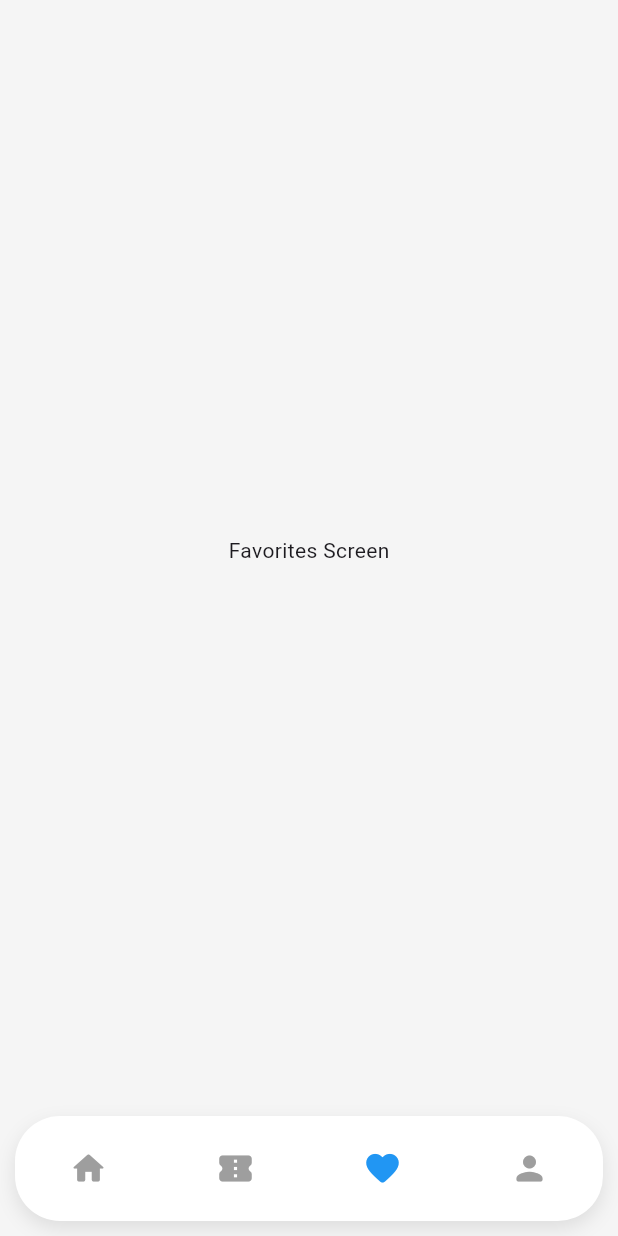
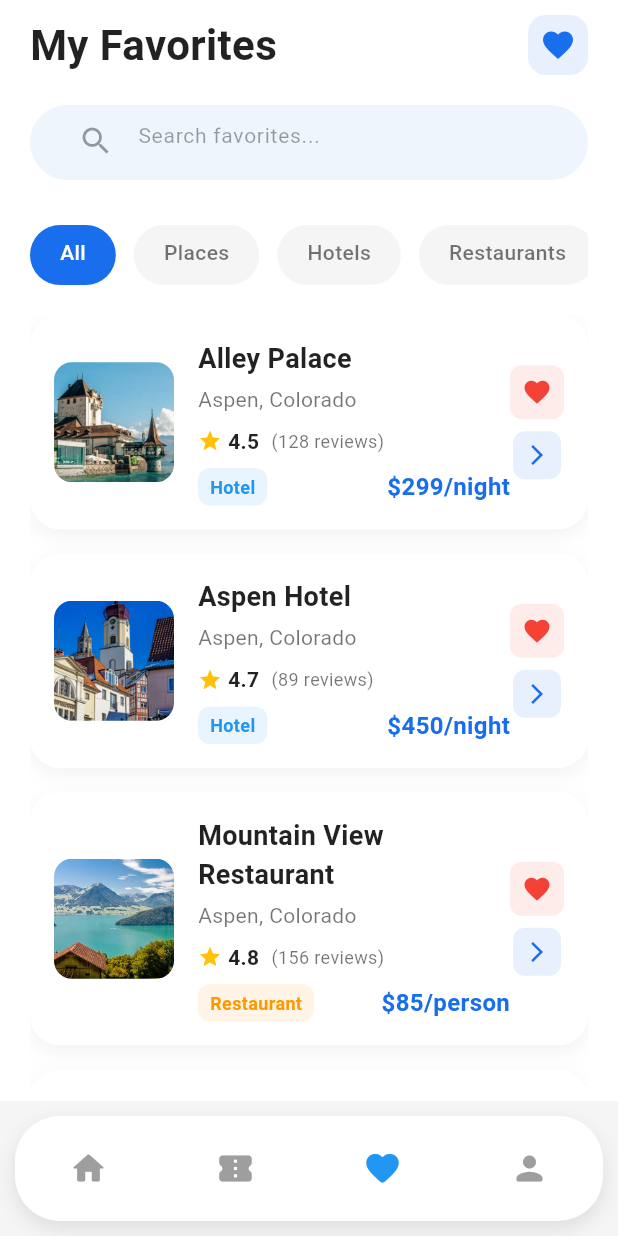
Before and after one commit to Nouman-hashir/Travel_Hub, a Flutter app: the BottomNavbar screen opened directly, item 3 of the bottom bar chosen, on a phone screen of 412 x 824 dp. Run offline on Flutter 3.47's test engine with Material 3 defaults, Android fonts, the phone set to English and light mode, and no system bars.

Commit message:
Add FavoritesScreen and integrate into bottom navbar
Introduces a new FavoritesScreen widget with UI for displaying favorite items, search, filter chips, and empty state. Updates bottom_navbar.dart to use FavoritesScreen instead of a placeholder for the favorites tab.

```diff
--- a/lib/presentation/view/bottom_navbar.dart
+++ b/lib/presentation/view/bottom_navbar.dart
@@ -3,6 +3,7 @@ import 'package:provider/provider.dart';
 import 'package:travel_hub/core/view_model/bottom_navbar_vm.dart';
 import 'package:travel_hub/presentation/view/home_screen.dart';
 import 'package:travel_hub/presentation/view/ticket_screen.dart';
+import 'package:travel_hub/presentation/view/favorites_screen.dart';
 
 class BottomNavbar extends StatefulWidget {
   const BottomNavbar({super.key});
@@ -15,7 +16,7 @@ class _BottomNavbarState extends State<BottomNavbar> {
   final List<Widget> _screens = const [
     HomeScreen(),
     TicketScreen(),
-    Center(child: Text("Favorites Screen")),
+    FavoritesScreen(),
     Center(child: Text("Profile Screen")),
   ];
 
--- /dev/null
+++ b/lib/presentation/view/favorites_screen.dart
@@ -0,0 +1,397 @@
+import 'package:flutter/material.dart';
+
+class FavoritesScreen extends StatelessWidget {
+  const FavoritesScreen({super.key});
+
+  @override
+  Widget build(BuildContext context) {
+    return Scaffold(
+      backgroundColor: Colors.white,
+      body: SafeArea(
+        child: Padding(
+          padding: const EdgeInsets.symmetric(horizontal: 20, vertical: 10),
+          child: Column(
+            crossAxisAlignment: CrossAxisAlignment.start,
+            children: [
+              // Header Section
+              _buildHeader(),
+              const SizedBox(height: 20),
+
+              // Search Bar
+              _buildSearchBar(),
+              const SizedBox(height: 30),
+
+              // Filter Chips
+              _buildFilterChips(),
+              const SizedBox(height: 20),
+
+              // Favorites List
+              Expanded(child: _buildFavoritesList()),
+            ],
+          ),
+        ),
+      ),
+    );
+  }
+
+  Widget _buildHeader() {
+    return Row(
+      mainAxisAlignment: MainAxisAlignment.spaceBetween,
+      children: [
+        const Text(
+          'My Favorites',
+          style: TextStyle(
+            fontSize: 28,
+            fontWeight: FontWeight.w600,
+            color: Colors.black87,
+          ),
+        ),
+        Container(
+          padding: const EdgeInsets.all(8),
+          decoration: BoxDecoration(
+            color: const Color(0xFF196EEE).withOpacity(0.1),
+            borderRadius: BorderRadius.circular(12),
+          ),
+          child: const Icon(Icons.favorite, color: Color(0xFF196EEE), size: 24),
+        ),
+      ],
+    );
+  }
+
+  Widget _buildSearchBar() {
+    return Container(
+      height: 50,
+      padding: const EdgeInsets.symmetric(horizontal: 20),
+      decoration: BoxDecoration(
+        color: const Color(0xffA8CCF0).withAlpha(50),
+        borderRadius: BorderRadius.circular(30),
+      ),
+      child: const TextField(
+        decoration: InputDecoration(
+          border: InputBorder.none,
+          prefixIcon: Icon(Icons.search, color: Colors.black38),
+          hintText: 'Search favorites...',
+          hintStyle: TextStyle(
+            color: Colors.black38,
+            fontSize: 14,
+            fontWeight: FontWeight.w400,
+          ),
+        ),
+      ),
+    );
+  }
+
+  Widget _buildFilterChips() {
+    final filters = ['All', 'Places', 'Hotels', 'Restaurants', 'Activities'];
+
+    return SizedBox(
+      height: 40,
+      child: ListView.separated(
+        scrollDirection: Axis.horizontal,
+        itemCount: filters.length,
+        separatorBuilder: (_, __) => const SizedBox(width: 12),
+        itemBuilder: (context, index) {
+          final isSelected = index == 0;
+          return Container(
+            padding: const EdgeInsets.symmetric(horizontal: 20, vertical: 8),
+            decoration: BoxDecoration(
+              color: isSelected ? const Color(0xFF196EEE) : Colors.grey[100],
+              borderRadius: BorderRadius.circular(20),
+            ),
+            child: Text(
+              filters[index],
+              style: TextStyle(
+                color: isSelected ? Colors.white : Colors.black54,
+                fontWeight: FontWeight.w500,
+                fontSize: 14,
+              ),
+            ),
+          );
+        },
+      ),
+    );
+  }
+
+  Widget _buildFavoritesList() {
+    final favorites = _getSampleFavorites();
+
+    if (favorites.isEmpty) {
+      return _buildEmptyState();
+    }
+
+    return ListView.separated(
+      itemCount: favorites.length,
+      separatorBuilder: (_, __) => const SizedBox(height: 16),
+      itemBuilder: (context, index) {
+        final favorite = favorites[index];
+        return _buildFavoriteCard(favorite);
+      },
+    );
+  }
+
+  Widget _buildEmptyState() {
+    return Center(
+      child: Column(
+        mainAxisAlignment: MainAxisAlignment.center,
+        children: [
+          Container(
+            padding: const EdgeInsets.all(24),
+            decoration: BoxDecoration(
+              color: const Color(0xFF196EEE).withOpacity(0.1),
+              borderRadius: BorderRadius.circular(50),
+            ),
+            child: const Icon(
+              Icons.favorite_border,
+              size: 64,
+              color: Color(0xFF196EEE),
+            ),
+          ),
+          const SizedBox(height: 24),
+          const Text(
+            'No Favorites Yet',
+            style: TextStyle(
+              fontSize: 24,
+              fontWeight: FontWeight.w600,
+              color: Colors.black87,
+            ),
+          ),
+          const SizedBox(height: 8),
+          const Text(
+            'Start exploring and add places\nyou love to your favorites',
+            textAlign: TextAlign.center,
+            style: TextStyle(fontSize: 16, color: Colors.black54, height: 1.5),
+          ),
+          const SizedBox(height: 32),
+          Container(
+            padding: const EdgeInsets.symmetric(horizontal: 24, vertical: 12),
+            decoration: BoxDecoration(
+              color: const Color(0xFF196EEE),
+              borderRadius: BorderRadius.circular(25),
+            ),
+            child: const Text(
+              'Explore Places',
+              style: TextStyle(
+                color: Colors.white,
+                fontWeight: FontWeight.w600,
+                fontSize: 16,
+              ),
+            ),
+          ),
+        ],
+      ),
+    );
+  }
+
+  Widget _buildFavoriteCard(Map<String, dynamic> favorite) {
+    return Container(
+      padding: const EdgeInsets.all(16),
+      decoration: BoxDecoration(
+        color: Colors.white,
+        borderRadius: BorderRadius.circular(20),
+        boxShadow: [
+          BoxShadow(
+            color: Colors.black.withOpacity(0.05),
+            blurRadius: 10,
+            offset: const Offset(0, 4),
+          ),
+        ],
+      ),
+      child: Row(
+        children: [
+          // Image
+          ClipRRect(
+            borderRadius: BorderRadius.circular(12),
+            child: Image.asset(
+              favorite['imageUrl'],
+              width: 80,
+              height: 80,
+              fit: BoxFit.cover,
+            ),
+          ),
+          const SizedBox(width: 16),
+
+          // Content
+          Expanded(
+            child: Column(
+              crossAxisAlignment: CrossAxisAlignment.start,
+              children: [
+                Text(
+                  favorite['name'],
+                  style: const TextStyle(
+                    fontSize: 18,
+                    fontWeight: FontWeight.w600,
+                    color: Colors.black87,
+                  ),
+                ),
+                const SizedBox(height: 4),
+                Text(
+                  favorite['location'],
+                  style: const TextStyle(fontSize: 14, color: Colors.black54),
+                ),
+                const SizedBox(height: 8),
+                Row(
+                  children: [
+                    const Icon(Icons.star, size: 16, color: Colors.amber),
+                    const SizedBox(width: 4),
+                    Text(
+                      favorite['rating'].toString(),
+                      style: const TextStyle(
+                        fontSize: 14,
+                        fontWeight: FontWeight.w600,
+                        color: Colors.black87,
+                      ),
+                    ),
+                    const SizedBox(width: 8),
+                    Text(
+                      '(${favorite['reviews']} reviews)',
+                      style: const TextStyle(
+                        fontSize: 12,
+                        color: Colors.black54,
+                      ),
+                    ),
+                  ],
+                ),
+                const SizedBox(height: 8),
+                Row(
+                  children: [
+                    Container(
+                      padding: const EdgeInsets.symmetric(
+                        horizontal: 8,
+                        vertical: 4,
+                      ),
+                      decoration: BoxDecoration(
+                        color: _getCategoryColor(
+                          favorite['category'],
+                        ).withOpacity(0.1),
+                        borderRadius: BorderRadius.circular(8),
+                      ),
+                      child: Text(
+                        favorite['category'],
+                        style: TextStyle(
+                          color: _getCategoryColor(favorite['category']),
+                          fontSize: 12,
+                          fontWeight: FontWeight.w600,
+                        ),
+                      ),
+                    ),
+                    const Spacer(),
+                    Text(
+                      favorite['price'],
+                      style: const TextStyle(
+                        fontSize: 16,
+                        fontWeight: FontWeight.bold,
+                        color: Color(0xFF196EEE),
+                      ),
+                    ),
+                  ],
+                ),
+              ],
+            ),
+          ),
+
+          // Actions
+          Column(
+            children: [
+              GestureDetector(
+                onTap: () {},
+                child: Container(
+                  padding: const EdgeInsets.all(8),
+                  decoration: BoxDecoration(
+                    color: Colors.red.withOpacity(0.1),
+                    borderRadius: BorderRadius.circular(8),
+                  ),
+                  child: const Icon(
+                    Icons.favorite,
+                    color: Colors.red,
+                    size: 20,
+                  ),
+                ),
+              ),
+              const SizedBox(height: 8),
+              GestureDetector(
+                onTap: () {},
+                child: Container(
+                  padding: const EdgeInsets.all(8),
+                  decoration: BoxDecoration(
+                    color: const Color(0xFF196EEE).withOpacity(0.1),
+                    borderRadius: BorderRadius.circular(8),
+                  ),
+                  child: const Icon(
+                    Icons.arrow_forward_ios,
+                    color: Color(0xFF196EEE),
+                    size: 16,
+                  ),
+                ),
+              ),
+            ],
+          ),
+        ],
+      ),
+    );
+  }
+
+  Color _getCategoryColor(String category) {
+    switch (category.toLowerCase()) {
+      case 'hotel':
+        return Colors.blue;
+      case 'restaurant':
+        return Colors.orange;
+      case 'attraction':
+        return Colors.green;
+      case 'activity':
+        return Colors.purple;
+      default:
+        return Colors.grey;
+    }
+  }
+
+  List<Map<String, dynamic>> _getSampleFavorites() {
+    return [
+      {
+        'name': 'Alley Palace',
+        'location': 'Aspen, Colorado',
+        'rating': 4.5,
+        'reviews': 128,
+        'category': 'Hotel',
+        'price': '\$299/night',
+        'imageUrl': 'assets/images/image1.png',
+      },
+      {
+        'name': 'Aspen Hotel',
+        'location': 'Aspen, Colorado',
+        'rating': 4.7,
+        'reviews': 89,
+        'category': 'Hotel',
+        'price': '\$450/night',
+        'imageUrl': 'assets/images/image2.png',
+      },
+      {
+        'name': 'Mountain View Restaurant',
+        'location': 'Aspen, Colorado',
+        'rating': 4.8,
+        'reviews': 156,
+        'category': 'Restaurant',
+        'price': '\$85/person',
+        'imageUrl': 'assets/images/image3.png',
+      },
+      {
+        'name': 'Aspen Ski Resort',
+        'location': 'Aspen, Colorado',
+        'rating': 4.6,
+        'reviews': 234,
+        'category': 'Attraction',
+        'price': '\$120/day',
+        'imageUrl': 'assets/images/recommended1.png',
+      },
+      {
+        'name': 'Luxurious Aspen Spa',
+        'location': 'Aspen, Colorado',
+        'rating': 4.9,
+        'reviews': 67,
+        'category': 'Activity',
+        'price': '\$200/session',
+        'imageUrl': 'assets/images/recommende2.png',
+      },
+    ];
+  }
+}
```
